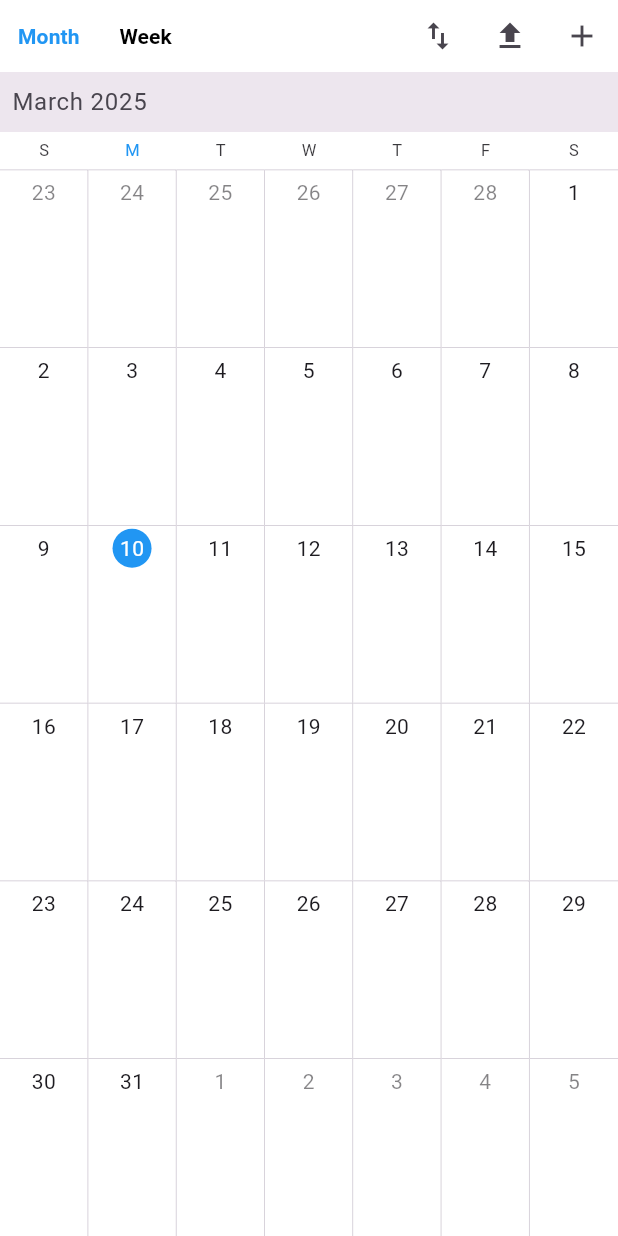
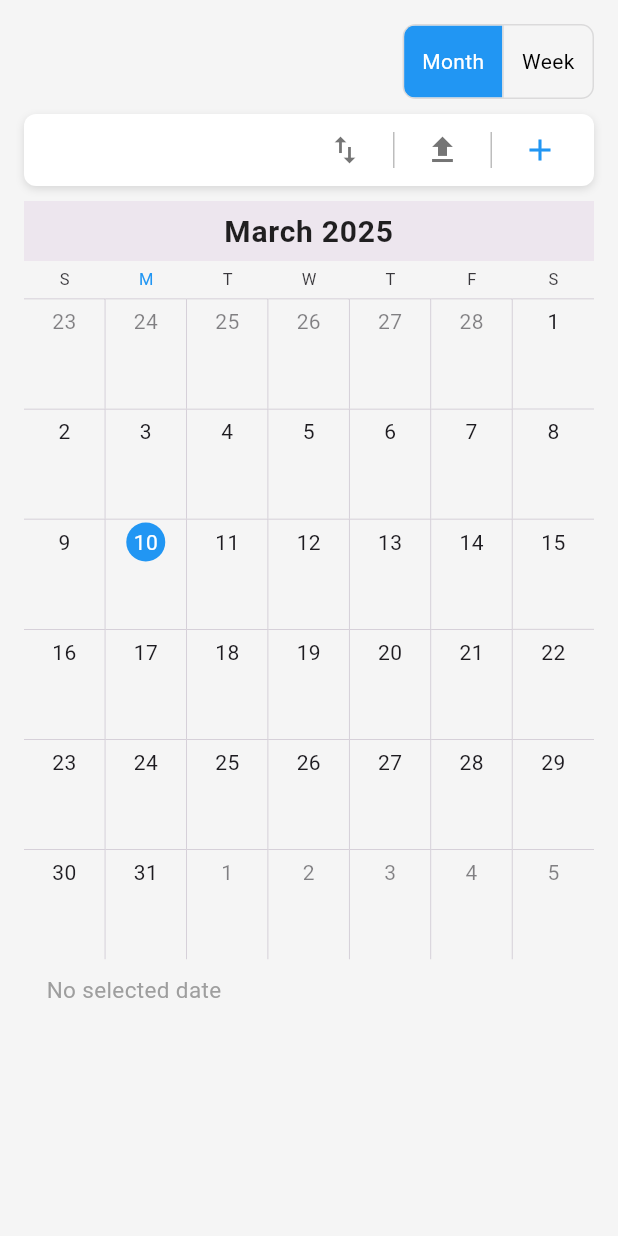
Before and after one commit to CapyWise/CapyWise, a Flutter app: the screen it shows after launch, after a tap on "Month", on a phone screen of 412 x 824 dp. Run offline on Flutter 3.47's test engine with Material 3 defaults, Android fonts, the phone set to English and light mode, and no system bars; drawn by our look-alikes of syncfusion_flutter_calendar; our stand-ins replace firebase_core; accounts and stored records are empty; Roboto replaces fonts that are missing (Poppins); statements that could not run were skipped.

Commit message:
JSH-171 fixing buttons and orientation

```diff
--- a/capywise/lib/widgets/calendar_widget.dart
+++ b/capywise/lib/widgets/calendar_widget.dart
@@ -13,6 +13,7 @@ class CalendarWidget extends StatefulWidget {
 class CalendarWidgetState extends State<CalendarWidget> {
   CalendarView _calendarView = CalendarView.week; // Default view
   List<Appointment> _appointments = [];
+  Key _calendarKey = UniqueKey(); // Ensures a full rebuild when switching views
 
   @override
   void initState() {
@@ -46,10 +47,123 @@ class CalendarWidgetState extends State<CalendarWidget> {
     });
   }
 
-  // Add a new event
-  void _addEvent() {
-    // Show a form for adding an event (implement this in your app)
-    print("Add Event Clicked");
+  // Handle View Switching
+  void _toggleCalendarView(int index) {
+    setState(() {
+      _calendarView = index == 0 ? CalendarView.month : CalendarView.week;
+      _calendarKey = UniqueKey(); // Forces the calendar to fully rebuild
+    });
+  }
+
+  @override
+  Widget build(BuildContext context) {
+    return Container(
+      color: Colors.grey[100], // Match Figma background color
+      padding: EdgeInsets.all(16),
+      child: Column(
+        children: [
+          // Month/Week Toggle Button aligned to the end
+          Row(
+            mainAxisAlignment: MainAxisAlignment.end,
+            children: [
+              ToggleButtons(
+                borderRadius: BorderRadius.circular(8),
+                selectedColor: Colors.white,
+                fillColor: Colors.blue,
+                color: Colors.black,
+                isSelected: [
+                  _calendarView == CalendarView.month,
+                  _calendarView == CalendarView.week
+                ],
+                onPressed: _toggleCalendarView,
+                children: [
+                  Padding(
+                    padding: const EdgeInsets.symmetric(horizontal: 12.0),
+                    child: Text("Month"),
+                  ),
+                  Padding(
+                    padding: const EdgeInsets.symmetric(horizontal: 12.0),
+                    child: Text("Week"),
+                  ),
+                ],
+              ),
+            ],
+          ),
+
+          SizedBox(height: 10), // Space between toggle and toolbar
+
+          // Toolbar for action buttons
+          Container(
+            decoration: BoxDecoration(
+              color: Colors.white,
+              borderRadius: BorderRadius.circular(8),
+              boxShadow: [
+                BoxShadow(color: Colors.black12, blurRadius: 4, offset: Offset(0, 2))
+              ],
+            ),
+            padding: EdgeInsets.symmetric(horizontal: 12),
+            child: Row(
+              mainAxisAlignment: MainAxisAlignment.end,
+              children: [
+                IconButton(
+                  icon: Icon(Icons.import_export, color: Colors.black54),
+                  onPressed: _importEvents,
+                ),
+                _buildDivider(),
+                IconButton(
+                  icon: Icon(Icons.file_upload, color: Colors.black54),
+                  onPressed: _exportEvents,
+                ),
+                _buildDivider(),
+                IconButton(
+                  icon: Icon(Icons.add, color: Colors.blue),
+                  onPressed: _addEvent,
+                ),
+              ],
+            ),
+          ),
+
+          SizedBox(height: 10), // Space between toolbar and calendar
+
+          // Main Calendar View with Dynamic Header
+          Expanded(
+            child: SfCalendar(
+              key: _calendarKey, // Ensures a full rebuild on toggle
+              view: _calendarView,
+              dataSource: _getCalendarDataSource(),
+              todayHighlightColor: Colors.blue,
+              headerStyle: CalendarHeaderStyle(
+                textAlign: TextAlign.center, // Centers the dynamic month label
+                textStyle: TextStyle(
+                  fontSize: 20,
+                  fontWeight: FontWeight.bold,
+                  color: Colors.black87,
+                ),
+              ),
+              selectionDecoration: BoxDecoration(
+                color: Color.fromARGB(50, 50, 100, 255),
+                borderRadius: BorderRadius.circular(8),
+                border: Border.all(color: Colors.blue, width: 2),
+              ),
+              monthViewSettings: MonthViewSettings(
+                showAgenda: true, // Ensures events appear in Month View
+                appointmentDisplayMode: MonthAppointmentDisplayMode.indicator,
+              ),
+            ),
+          ),
+        ],
+      ),
+    );
+  }
+
+  // Helper method to create a grey divider
+  Widget _buildDivider() {
+    return Container(
+      width: 1,
+      height: 24, // Match icon button height
+      color: Colors.grey[400], // Light grey color
+      margin: EdgeInsets.symmetric(horizontal: 8), // Space between icons
+    );
   }
 
   // Export calendar data
@@ -62,92 +176,18 @@ class CalendarWidgetState extends State<CalendarWidget> {
     print("Importing Events...");
   }
 
-  @override
-  Widget build(BuildContext context) {
-    return Column(
-      children: [
-        // Header with Buttons
-        Row(
-          mainAxisAlignment: MainAxisAlignment.spaceBetween,
-          children: [
-            Row(
-              children: [
-                TextButton(
-                  onPressed: () {
-                    setState(() {
-                      _calendarView = CalendarView.month;
-                    });
-                  },
-                  child: Text(
-                    "Month",
-                    style: TextStyle(
-                      color: _calendarView == CalendarView.month
-                          ? Colors.blue
-                          : Colors.black,
-                      fontWeight: FontWeight.bold,
-                    ),
-                  ),
-                ),
-                TextButton(
-                  onPressed: () {
-                    setState(() {
-                      _calendarView = CalendarView.week;
-                    });
-                  },
-                  child: Text(
-                    "Week",
-                    style: TextStyle(
-                      color: _calendarView == CalendarView.week
-                          ? Colors.blue
-                          : Colors.black,
-                      fontWeight: FontWeight.bold,
-                    ),
-                  ),
-                ),
-              ],
-            ),
-            Row(
-              children: [
-                IconButton(
-                  icon: Icon(Icons.import_export),
-                  onPressed: _importEvents,
-                ),
-                IconButton(
-                  icon: Icon(Icons.file_upload),
-                  onPressed: _exportEvents,
-                ),
-                IconButton(
-                  icon: Icon(Icons.add),
-                  onPressed: _addEvent,
-                ),
-              ],
-            ),
-          ],
-        ),
-        Expanded(
-          child: SfCalendar(
-            view: _calendarView,
-            dataSource: _getCalendarDataSource(),
-            onTap: widget.onEventTap, // Handle event tap
-            todayHighlightColor: Colors.blue,
-            selectionDecoration: BoxDecoration(
-              color: Colors.blue.withAlpha(50),
-                borderRadius: BorderRadius.circular(8),
-              border: Border.all(color: Colors.blue, width: 2),
-            ),
-          ),
-        ),
-      ],
-    );
+  // Add a new event
+  void _addEvent() {
+    print("Add Event Clicked");
   }
 
-  // Data source for the calendar
+  // Get the calendar data source
   _CalendarDataSource _getCalendarDataSource() {
     return _CalendarDataSource(_appointments);
   }
 }
 
-// Custom data source class
+// Custom data source for events
 class _CalendarDataSource extends CalendarDataSource {
   _CalendarDataSource(List<Appointment> source) {
     appointments = source;
```
